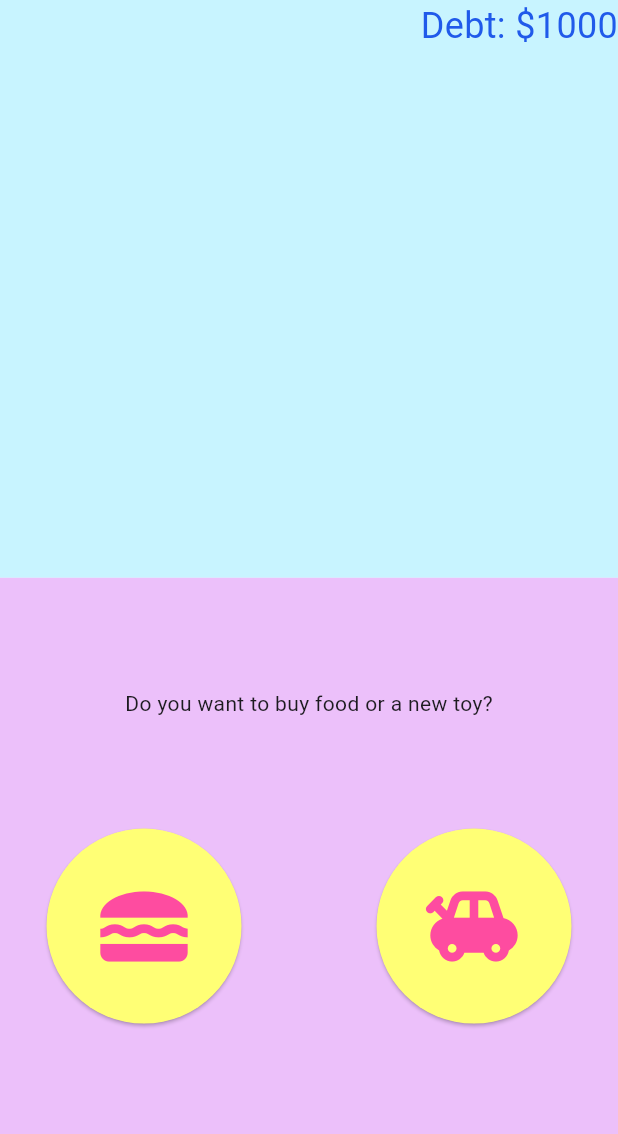
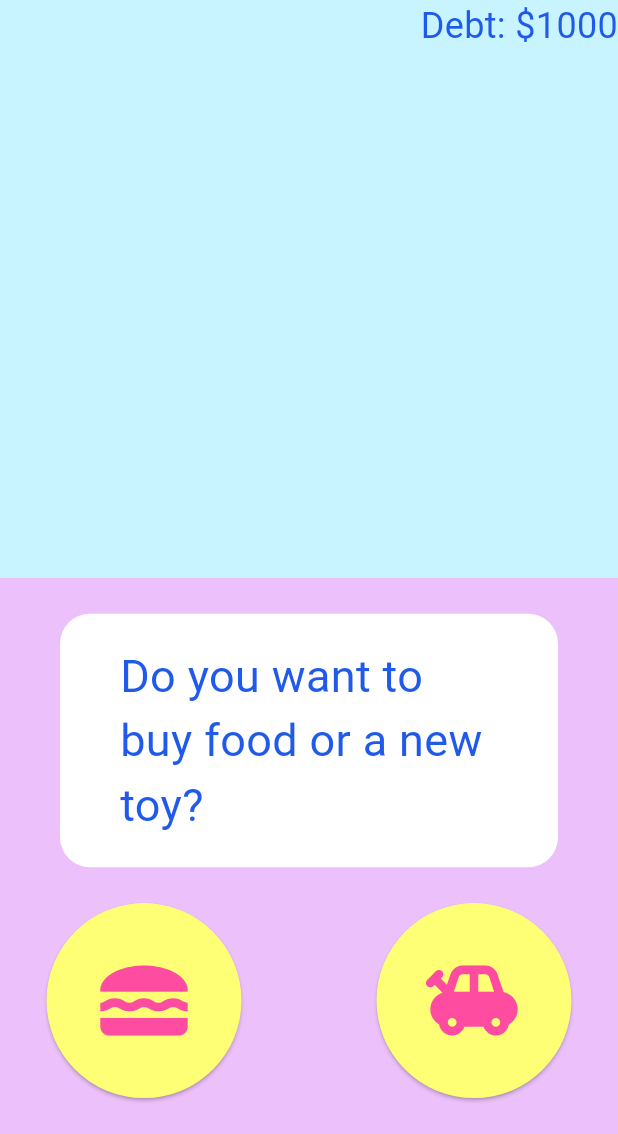
Before and after one commit to nguyenlynn47/money_egg, a Flutter app: the ActionScreen screen opened by its route, after a tap on the "shopping basket" icon, on a phone screen of 412 x 824 dp, the part 102-1236 px from its top. Run offline on Flutter 3.47's test engine with Material 3 defaults, Android fonts, the phone set to English and light mode, and no system bars; our stand-ins replace material_symbols_icons.

Commit message:
Stylized text

```diff
--- a/lib/actionscreen.dart
+++ b/lib/actionscreen.dart
@@ -78,7 +78,17 @@ class _ActionScreenState extends State<ActionScreen> {
                   child: Column(
                     mainAxisAlignment: MainAxisAlignment.spaceEvenly,
                     children: [
-                      Text(textPrompt),
+                      Container(
+                        margin: const EdgeInsets.fromLTRB(40, 0, 40, 0),
+                        decoration: BoxDecoration(
+                          color: Colors.white,
+                          borderRadius: BorderRadius.circular(20),
+                        ),
+                        child: Padding(
+                          padding: const EdgeInsets.fromLTRB(40, 20, 40, 20),
+                          child: Text(textPrompt, style: TextStyle(fontSize: 30, color: Color.fromRGBO(32, 90, 234, 1))),
+                        ),
+                      ),
                       Row(
                         mainAxisAlignment: MainAxisAlignment.center,
                         children: [
--- a/lib/shopscreen.dart
+++ b/lib/shopscreen.dart
@@ -78,7 +78,17 @@ class _ShopScreenState extends State<ShopScreen> {
                   child: Column(
                     mainAxisAlignment: MainAxisAlignment.spaceEvenly,
                     children: [
-                      Text(textPrompt),
+                      Container(
+                        margin: const EdgeInsets.fromLTRB(40, 0, 40, 0),
+                        decoration: BoxDecoration(
+                          color: Colors.white,
+                          borderRadius: BorderRadius.circular(20),
+                        ),
+                        child: Padding(
+                          padding: const EdgeInsets.fromLTRB(40, 20, 40, 20),
+                          child: Text(textPrompt, style: TextStyle(fontSize: 30, color: Color.fromRGBO(32, 90, 234, 1))),
+                        ),
+                      ),
                       Row(
                         mainAxisAlignment: MainAxisAlignment.center,
                         children: [
--- a/lib/startscreen.dart
+++ b/lib/startscreen.dart
@@ -18,12 +18,11 @@ class StartScreen extends StatelessWidget {
                 Navigator.pushReplacementNamed(context, "/htp");
               },
               style: ElevatedButton.styleFrom(
-                shape: CircleBorder(),
-                padding: EdgeInsets.all(50),
+                padding: EdgeInsets.all(25),
                 backgroundColor: Color.fromRGBO(255, 255, 117, 1),
                 foregroundColor: Color.fromRGBO(254, 254, 91, 1),
               ),
-              child: Text("HOW TO PLAY", style: TextStyle(fontSize: 30, color: Color.fromRGBO(254, 76, 160, 1)),),
+              child: Text("How to Play", style: TextStyle(fontSize: 30, color: Color.fromRGBO(254, 76, 160, 1)),),
             ),
           ],
         ),
```
Also changed, not shown: lib/eventscreen.dart (+13 -6 lines), lib/instructionscreen.dart (+14 -5 lines), lib/nextscreen.dart (+12 -1 lines).
